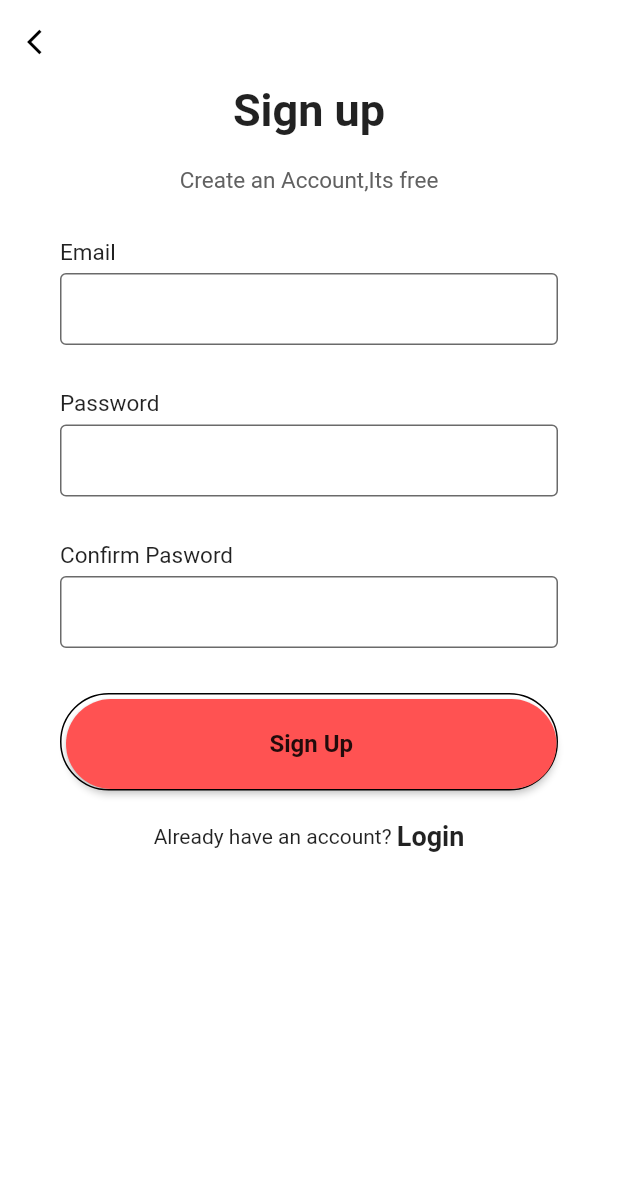
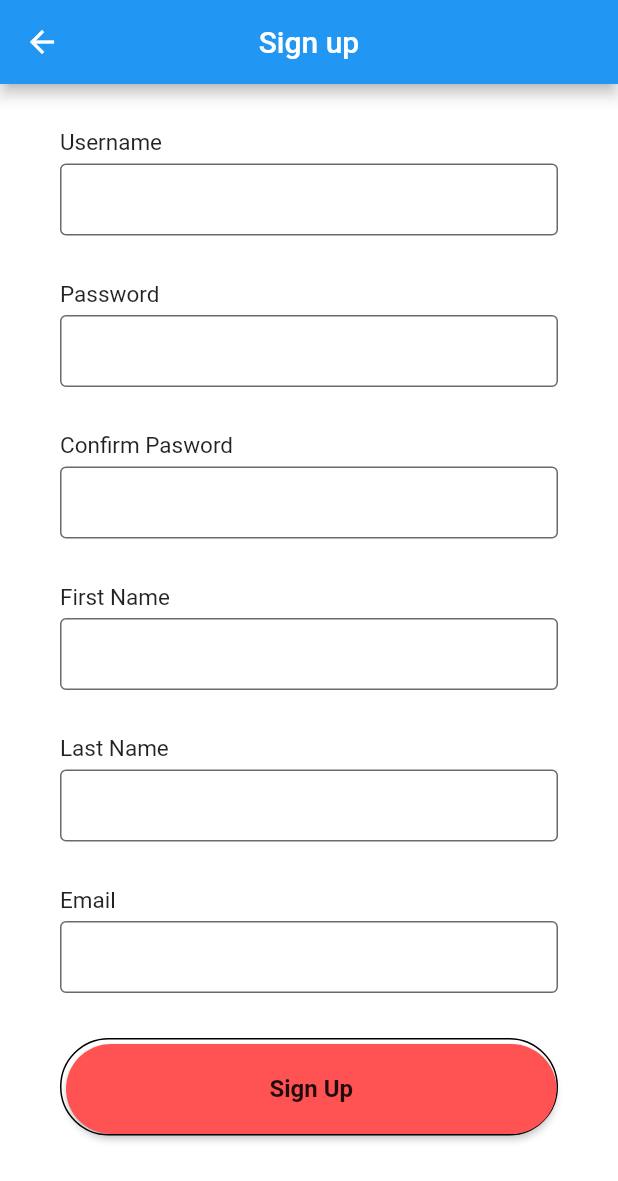
Before and after one commit to s3781137/telemedicine-app, a Flutter app: the SignUpScreen screen opened by its route, on a phone screen of 412 x 824 dp. Shown: the top 1181 px of the screen. Run offline on Flutter 3.47's test engine with Material 2 defaults, Android fonts, the phone set to English and light mode, and no system bars; network calls fail.

Commit message:
Added Name and Email for patient signup ui

```diff
--- a/app/flutter/flutter_application/lib/signUp.dart
+++ b/app/flutter/flutter_application/lib/signUp.dart
@@ -7,22 +7,11 @@ class SignUpScreen extends StatelessWidget {
   @override
   Widget build(BuildContext context) {
     return Scaffold(
-      resizeToAvoidBottomInset: false,
+      resizeToAvoidBottomInset: true,
       backgroundColor: Colors.white,
       appBar: AppBar(
-        title: Text("ND TELEMEDICINE"),
+        title: Text("Sign up"),
         centerTitle: true,
-        elevation: 0,
-        backgroundColor: Colors.white,
-        leading: IconButton(
-            onPressed: () {
-              Navigator.pop(context);
-            },
-            icon: Icon(
-              Icons.arrow_back_ios,
-              size: 20,
-              color: Colors.black,
-            )),
       ),
       body: SafeArea(
         child: SingleChildScrollView(
@@ -37,23 +26,6 @@ class SignUpScreen extends StatelessWidget {
                     Column(
                       mainAxisAlignment: MainAxisAlignment.spaceEvenly,
                       children: [
-                        Text(
-                          "Sign up",
-                          style: TextStyle(
-                            fontSize: 30,
-                            fontWeight: FontWeight.bold,
-                          ),
-                        ),
-                        SizedBox(
-                          height: 20,
-                        ),
-                        Text(
-                          "Create an Account,Its free",
-                          style: TextStyle(
-                            fontSize: 15,
-                            color: Colors.grey[700],
-                          ),
-                        ),
                         SizedBox(
                           height: 30,
                         )
@@ -63,9 +35,12 @@ class SignUpScreen extends StatelessWidget {
                       padding: EdgeInsets.symmetric(horizontal: 40),
                       child: Column(
                         children: [
+                          makeInput(label: "Username"),
+                          makeInput(label: "Password", obsureText: true),
+                          makeInput(label: "Confirm Pasword", obsureText: true),
+                          makeInput(label: "First Name"),
+                          makeInput(label: "Last Name"),
                           makeInput(label: "Email"),
-                          makeInput(label: "Password", obsureText: true),
-                          makeInput(label: "Confirm Pasword", obsureText: true)
                         ],
                       ),
                     ),
@@ -100,17 +75,6 @@ class SignUpScreen extends StatelessWidget {
                     SizedBox(
                       height: 20,
                     ),
-                    Row(
-                      mainAxisAlignment: MainAxisAlignment.center,
-                      children: [
-                        Text("Already have an account? "),
-                        Text(
-                          "Login",
-                          style: TextStyle(
-                              fontWeight: FontWeight.w600, fontSize: 18),
-                        ),
-                      ],
-                    )
                   ],
                 ),
               ],
```
